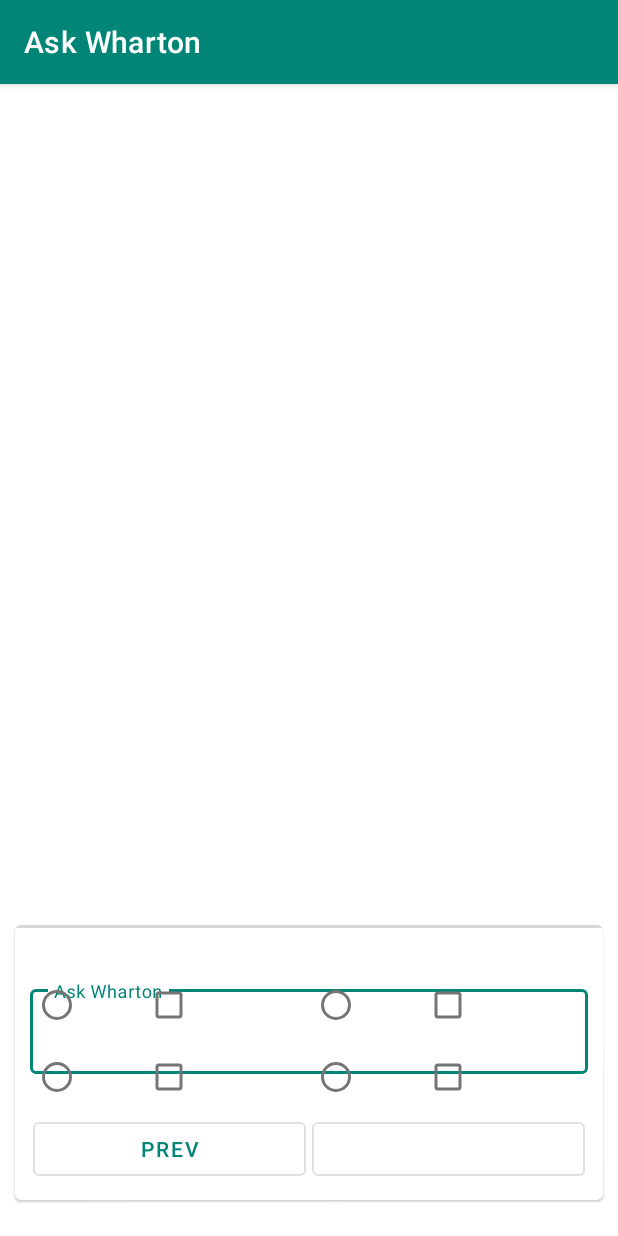
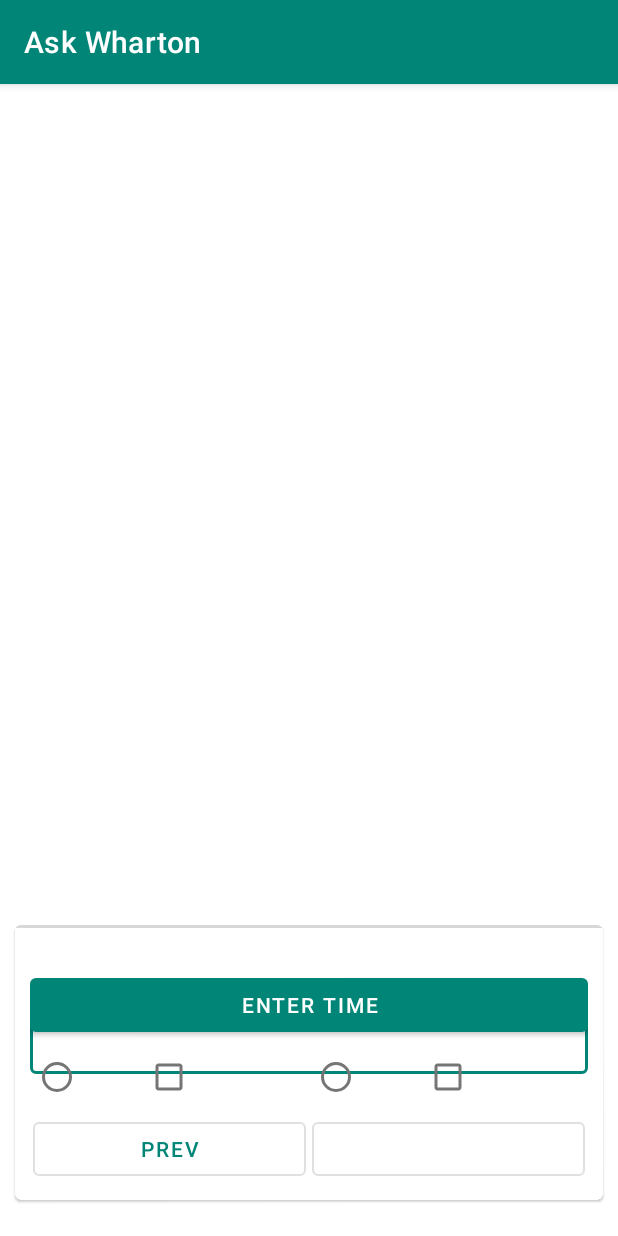
Before and after one commit to theapache64/ask-wharton, an Android app: the fragment QuestionFragment shown on its own in the app's theme, on a phone screen of 412 x 824 dp. Run offline under Robolectric (Android 15) with nearby library versions, the phone set to English and light mode, and no system bars; our stand-ins replace data binding; pictures from the network do not load; 1 statement that could not run was skipped.

Commit message:
:star: Added time input

```diff
--- a/qpool/src/main/java/com/theah64/qpool/models/questions/TimeQuestion.kt
+++ b/qpool/src/main/java/com/theah64/qpool/models/questions/TimeQuestion.kt
@@ -1,3 +1,3 @@
 package com.theah64.qpool.models.questions
 
-class TimeQuestion(question: String, imageUrl: String? = null) : FactualQuestion(question, imageUrl)
+class TimeQuestion(question: String, imageUrl: String? = null) : Question(question, imageUrl)
--- a/qpool/src/main/java/com/theah64/qpool/ui/activities/qpool/fragments/QuestionViewModel.kt
+++ b/qpool/src/main/java/com/theah64/qpool/ui/activities/qpool/fragments/QuestionViewModel.kt
@@ -15,6 +15,7 @@ class QuestionViewModel : ViewModel() {
     var intPerc: Int = 0
 
     private val buttonClicks = MutableLiveData<Int>()
+    private val timeInputClicked = MutableLiveData<Boolean>()
     var answer: String = ""
 
     fun getButtonClicks(): LiveData<Int> {
@@ -52,6 +53,12 @@ class QuestionViewModel : ViewModel() {
         buttonClicks.value = ID_NEXT
     }
 
+    fun onTimeInputClicked() {
+        timeInputClicked.value = true
+    }
+
+    fun getTimeInputClick(): LiveData<Boolean> = timeInputClicked
+
     fun setQuestionPositions(curPosQues: Int, totalQuestions: Int) {
         isFirstQuestion = curPosQues == 0
         isLastQuestion = curPosQues == (totalQuestions - 1)
--- a/qpool/src/main/res/layout/fragment_question.xml
+++ b/qpool/src/main/res/layout/fragment_question.xml
@@ -12,6 +12,8 @@
         <import type="com.theah64.qpool.models.questions.RadioQuestion" />
 
         <import type="com.theah64.qpool.models.questions.CheckBoxQuestion" />
+
+        <import type="com.theah64.qpool.models.questions.TimeQuestion" />
 
         <variable
             name="viewModel"
@@ -91,7 +93,7 @@
                     android:layout_width="wrap_content"
                     android:layout_height="wrap_content"
                     app:barrierDirection="bottom"
-                    app:constraint_referenced_ids="til_input,radioGroup,mcb_option_2,mcb_option_4,mcb_option_1,mcb_option_3"
+                    app:constraint_referenced_ids="til_input,nrg_input,mcb_option_2,mcb_option_4,mcb_option_1,mcb_option_3,mb_time"
                     tools:layout_editor_absoluteX="10dp"
                     tools:layout_editor_absoluteY="144dp" />
 
@@ -117,10 +119,20 @@
                 </com.google.android.material.textfield.TextInputLayout>
 
                 <!--Time input-->
+                <com.google.android.material.button.MaterialButton
+                    android:id="@+id/mb_time"
+                    android:layout_width="0dp"
+                    android:layout_height="wrap_content"
+                    android:onClick="@{()-> viewModel.onTimeInputClicked()}"
+                    android:text="@string/label_enter_time"
+                    android:visibility="@{viewModel.question instanceof TimeQuestion ? View.VISIBLE : View.GONE}"
+                    app:layout_constraintEnd_toEndOf="parent"
+                    app:layout_constraintStart_toStartOf="parent"
+                    app:layout_constraintTop_toBottomOf="@id/tv_question" />
 
                 <!--Radio Input-->
                 <com.theah64.qpool.utils.NestedRadioGroup
-                    android:id="@+id/radioGroup"
+                    android:id="@+id/nrg_input"
                     android:layout_width="0dp"
                     android:layout_height="wrap_content"
                     android:visibility="@{viewModel.question instanceof RadioQuestion ? View.VISIBLE : View.GONE }"
--- a/qpool/src/main/res/values/strings.xml
+++ b/qpool/src/main/res/values/strings.xml
@@ -6,4 +6,5 @@
     <string name="label_prev">PREV</string>
     <string name="label_next">NEXT</string>
     <string name="label_finish">Finish</string>
+    <string name="label_enter_time">ENTER TIME</string>
 </resources>
```
Also changed, not shown: qpool/src/main/java/com/theah64/qpool/ui/activities/qpool/fragments/QuestionFragment.kt (+18 -1 lines).
